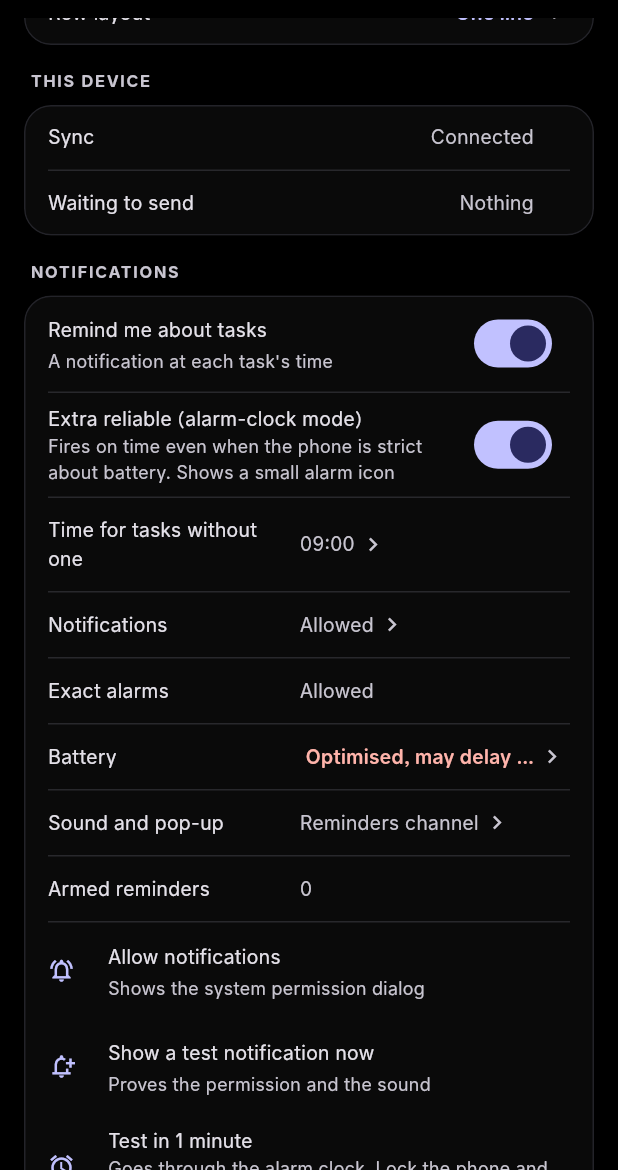
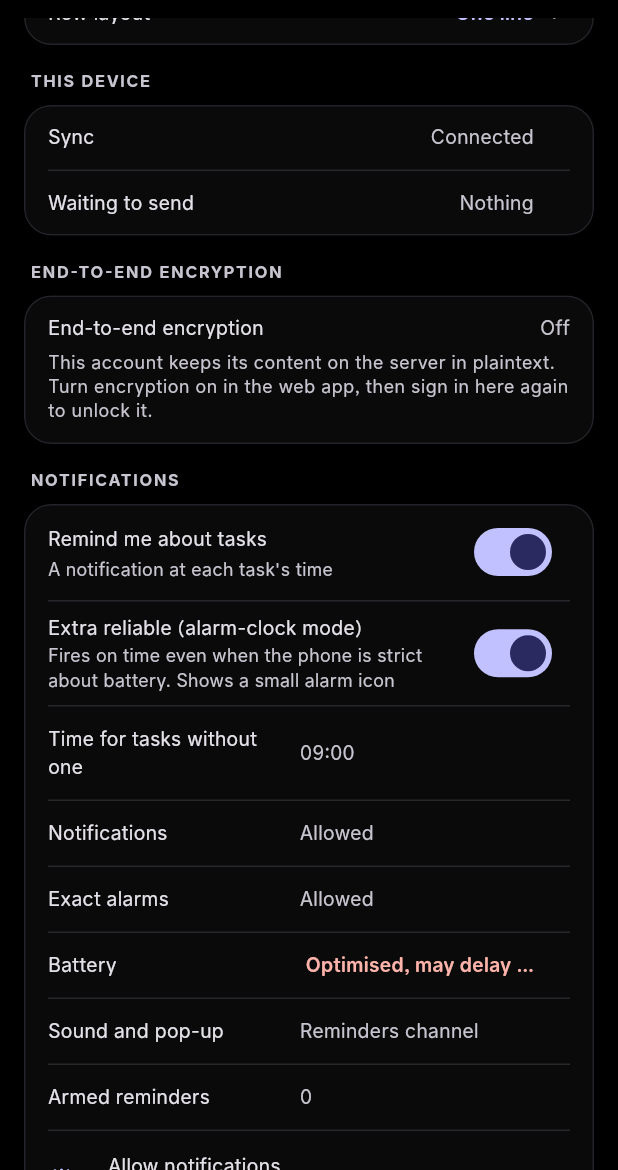
Before and after one commit to driftywinds/OTDA, a Flutter app: the SettingsScreen screen opened directly with empty values, scrolled down 576 dp, on a phone screen of 412 x 824 dp, the part 66-1236 px from its top. Run offline on Flutter 3.47's test engine with Material 3 defaults, Android fonts, the phone set to English and light mode, and no system bars; our stand-ins replace flutter_local_notifications, flutter_secure_storage, flutter_timezone, material_ui, package_info_plus, shared_preferences and 2 more; missing offline and left inert: home_widget, pointycastle; accounts and stored records are empty; project files that could hold a hidden picture were left out.

Commit message:
feat(settings): an encryption card, and no arrows on the notification rows
- Settings -> You now has "End-to-end encryption": it says whether the server holds
  a key record, whether this device is unlocked, and offers Unlock or Lock this
  device. Accounts without encryption see "Off" and an explanation; nothing prompts.
- The notification card drew a trailing chevron on every tappable row, so five
  permissions read as five steps of a wizard. The arrows are gone; the rows keep
  their tap targets and values stay aligned with the other cards.
- Completion and list logging: what a series completion writes (date, record id,
  due, completed_at) and what the Today list sees afterwards (counts plus each
  record's occurrence, due, done and deleted state), so the "vanished from Done
  today" report can be settled from a device log instead of a guess.

New test: a daily task due 09:00, ticked before its time, writes one record dated
today with a completed_at today, the series rolls to tomorrow, and the Today filter
lists the record under Done today.

Analyze clean, 572 tests pass.

```diff
--- a/lib/src/data/repo.dart
+++ b/lib/src/data/repo.dart
@@ -3,6 +3,7 @@ import 'dart:convert';
 import 'package:uuid/uuid.dart';
 
 import 'clock.dart';
+import '../util/log.dart';
 import 'db.dart';
 import 'models.dart';
 import '../quickadd/rule.dart' as rules;
@@ -209,6 +210,8 @@ class Repo {
     final ts = await clock.next();
     final recordId = occurrenceIdOf(task.id, date);
     final fields = occurrenceFields(task, date, now, today);
+    otdaLog('complete: series ${task.id} date=$date record=$recordId next=$next '
+        'due=${fields['due']} completed_at=${fields['completed_at']}');
     if (skipped) fields['skipped'] = true;
     for (final entry in fields.entries) {
       await db.putField('task', recordId, entry.key, entry.value, ts, engine.device);
--- a/lib/src/ui/settings_screen.dart
+++ b/lib/src/ui/settings_screen.dart
@@ -12,6 +12,8 @@ import '../app_state.dart';
 import '../data/repo.dart';
 import 'admin_view.dart';
 import 'settings_rows.dart';
+import '../e2ee/session.dart';
+import 'e2ee_unlock_sheet.dart';
 import 'theme.dart';
 import 'widgets.dart';
 
@@ -188,6 +190,7 @@ class _SettingsScreenState extends State<SettingsScreen> {
                     ),
                   ],
                 ),
+                _Section(title: 'End-to-end encryption', children: [_EncryptionCard(state: widget.state)]),
                 _Section(title: 'Notifications', children: [_NotificationsCard(state: widget.state)]),
                 const _Section(title: 'Home screen widget', children: [_WidgetCard()]),
                 _Section(
@@ -516,12 +519,10 @@ class _NotificationsCardState extends State<_NotificationsCard> with WidgetsBind
                     ),
                   ),
                 ),
-                SizedBox(
-                  width: 24,
-                  child: onTap == null
-                      ? null
-                      : Icon(Icons.chevron_right, size: 18, color: scheme.onSurfaceVariant),
-                ),
+                // The rows are still tappable, but the trailing arrow on every one of
+                // them read as "next" and made the card look like a menu of five
+                // steps. The width is kept so values stay aligned with the other cards.
+                const SizedBox(width: 24),
               ],
             ),
           ),
@@ -817,3 +818,126 @@ class _WidgetCardState extends State<_WidgetCard> {
     );
   }
 }
+
+/// The account's encryption, where a person looks for it.
+///
+/// It states what the server has (a key record or not), whether this device holds
+/// the key, and the two things worth doing here: unlock it, or lock it away again.
+/// Turning encryption on or off stays on the server, because both re-write every
+/// field and the safe place for that is the web sign-in with a fresh confirmation.
+class _EncryptionCard extends StatefulWidget {
+  const _EncryptionCard({required this.state});
+
+  final AppState state;
+
+  @override
+  State<_EncryptionCard> createState() => _EncryptionCardState();
+}
+
+class _EncryptionCardState extends State<_EncryptionCard> {
+  bool _busy = false;
+
+  Future<void> _unlock() async {
+    setState(() => _busy = true);
+    try {
+      final unlocked = await showE2eeUnlockSheet(context);
+      if (unlocked) await widget.state.afterUnlock();
+    } finally {
+      if (mounted) setState(() => _busy = false);
+    }
+  }
+
+  Future<void> _lock() async {
+    setState(() => _busy = true);
+    try {
+      await E2eeSession.instance.lock();
+      widget.state.e2eeLocked.value = true;
+    } finally {
+      if (mounted) setState(() => _busy = false);
+    }
+  }
+
+  @override
+  Widget build(BuildContext context) {
+    final theme = Theme.of(context);
+    final style = theme.textTheme.bodyMedium?.copyWith(fontSize: 13);
+    final session = E2eeSession.instance;
+    final encrypted = session.enabled;
+
+    if (!encrypted) {
+      return Padding(
+        padding: const EdgeInsets.fromLTRB(16, 12, 16, 14),
+        child: Column(
+          crossAxisAlignment: CrossAxisAlignment.start,
+          children: [
+            Row(
+              children: [
+                Expanded(child: Text('End-to-end encryption', style: style)),
+                Text(
+                  'Off',
+                  style: style?.copyWith(color: theme.colorScheme.onSurfaceVariant),
+                ),
+              ],
+            ),
+            const SizedBox(height: 6),
+            Text(
+              'This account keeps its content on the server in plaintext. Turn encryption on '
+              'in the web app, then sign in here again to unlock it.',
+              style: theme.textTheme.bodySmall?.copyWith(color: theme.colorScheme.onSurfaceVariant),
+            ),
+          ],
+        ),
+      );
+    }
+
+    final unlocked = session.unlocked;
+    return Padding(
+      padding: const EdgeInsets.fromLTRB(16, 12, 16, 14),
+      child: Column(
+        crossAxisAlignment: CrossAxisAlignment.start,
+        children: [
+          Row(
+            children: [
+              Icon(
+                unlocked ? Icons.lock_open_rounded : Icons.lock_outline,
+                size: 18,
+                color: unlocked ? theme.colorScheme.primary : theme.colorScheme.error,
+              ),
+              const SizedBox(width: 8),
+              Expanded(child: Text('End-to-end encryption', style: style)),
+              Text(
+                unlocked ? 'Unlocked' : 'Locked',
+                style: style?.copyWith(
+                  color: unlocked ? theme.colorScheme.primary : theme.colorScheme.error,
+                  fontWeight: FontWeight.w600,
+                ),
+              ),
+            ],
+          ),
+          const SizedBox(height: 6),
+          Text(
+            unlocked
+                ? 'This device holds the key, so your tasks are readable and sync works.'
+                : 'This device has no key: nothing syncs until you unlock with the passphrase.',
+            style: theme.textTheme.bodySmall?.copyWith(color: theme.colorScheme.onSurfaceVariant),
+          ),
+          const SizedBox(height: 10),
+          Row(
+            children: [
+              if (!unlocked)
+                FilledButton.tonal(
+                  onPressed: _busy ? null : _unlock,
+                  child: Text(_busy ? 'Unlocking…' : 'Unlock'),
+                )
+              else
+                OutlinedButton(
+                  onPressed: _busy ? null : _lock,
+                  child: const Text('Lock this device'),
+                ),
+            ],
+          ),
+        ],
+      ),
+    );
+  }
+}
```
Also changed, not shown: lib/src/ui/home_screen.dart (+9 -0 lines), 1 other file.
